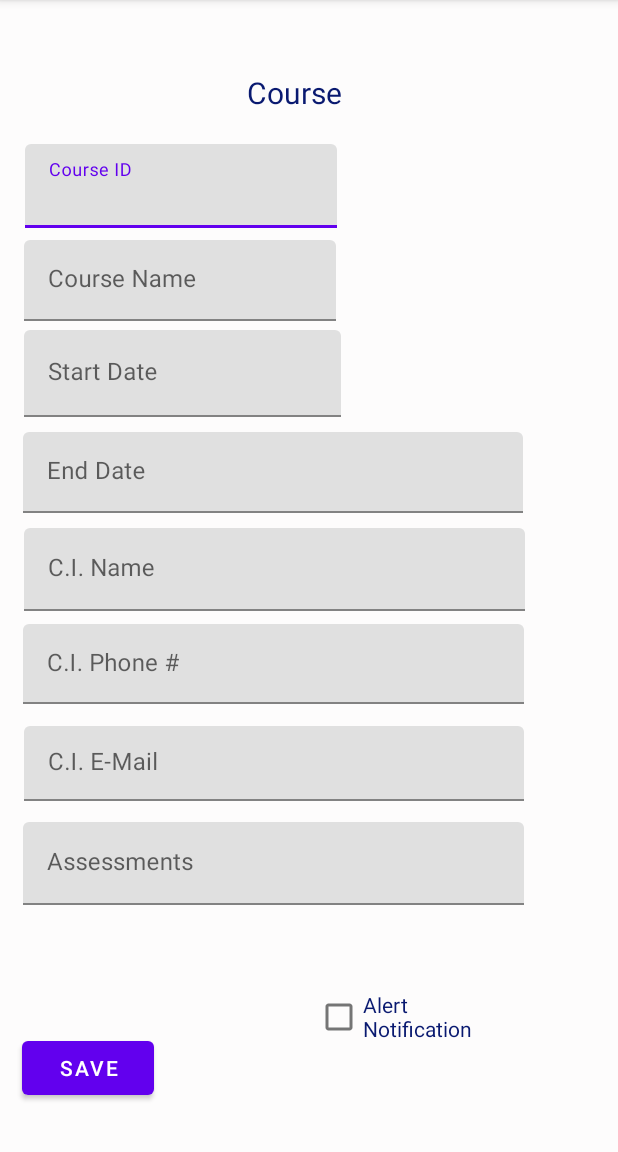
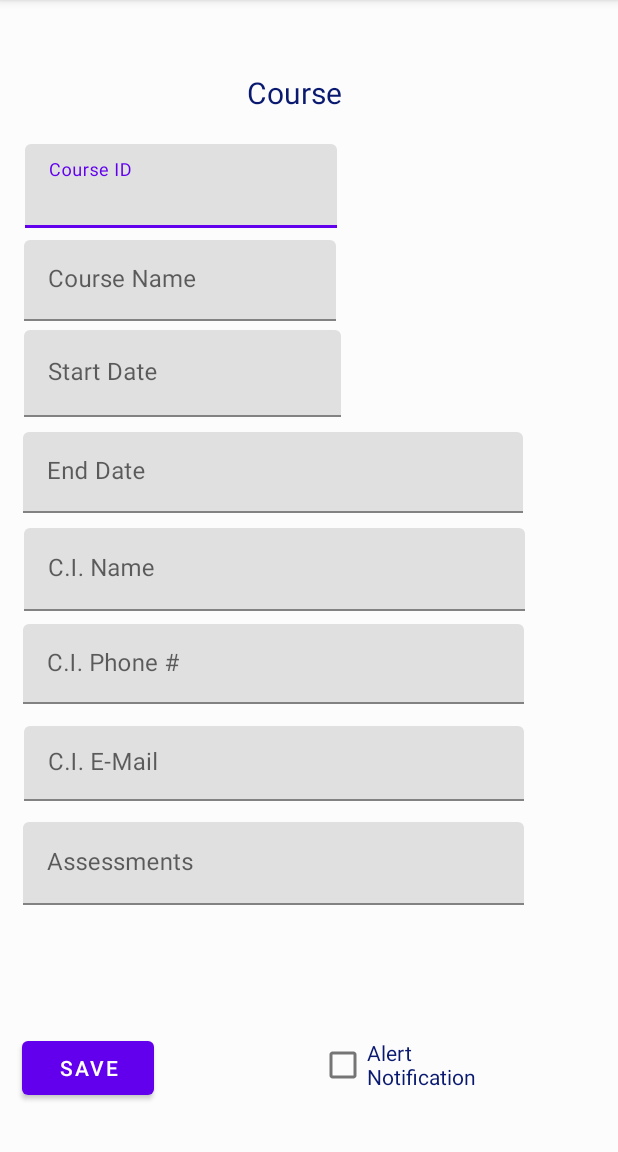
Before and after one commit to AlphaMOVG/CoolSchoolApp, an Android app: the CourseDetails screen opened directly, with no data from a screen before it, on a phone screen of 412 x 824 dp, the part 84-1236 px from its top. Run offline under Robolectric (Android 15) with nearby library versions, the phone set to English and light mode, and no system bars.

Commit message:
commit 7.4

```diff
--- a/app/src/main/res/layout/activity_assessment_details.xml
+++ b/app/src/main/res/layout/activity_assessment_details.xml
@@ -108,6 +108,7 @@
         android:layout_width="wrap_content"
         android:layout_height="wrap_content"
         android:layout_marginBottom="32dp"
+        android:onClick="saveButton"
         android:text="Save"
         app:layout_constraintBottom_toBottomOf="parent"
         app:layout_constraintEnd_toEndOf="parent"
--- a/app/src/main/res/layout/activity_course_details.xml
+++ b/app/src/main/res/layout/activity_course_details.xml
@@ -172,12 +172,12 @@
         android:id="@+id/checkBox3"
         android:layout_width="120dp"
         android:layout_height="52dp"
-        android:layout_marginBottom="64dp"
+        android:layout_marginBottom="32dp"
         android:text="Alert Notification"
         android:textColor="#091970"
         app:layout_constraintBottom_toBottomOf="parent"
         app:layout_constraintEnd_toEndOf="parent"
-        app:layout_constraintHorizontal_bias="0.719"
+        app:layout_constraintHorizontal_bias="0.728"
         app:layout_constraintStart_toStartOf="parent" />
 
 </androidx.constraintlayout.widget.ConstraintLayout>
```
Also changed, not shown: app/src/main/java/android/CoolSchool/UI/AssessmentDetails.java (+18 -1 lines).
